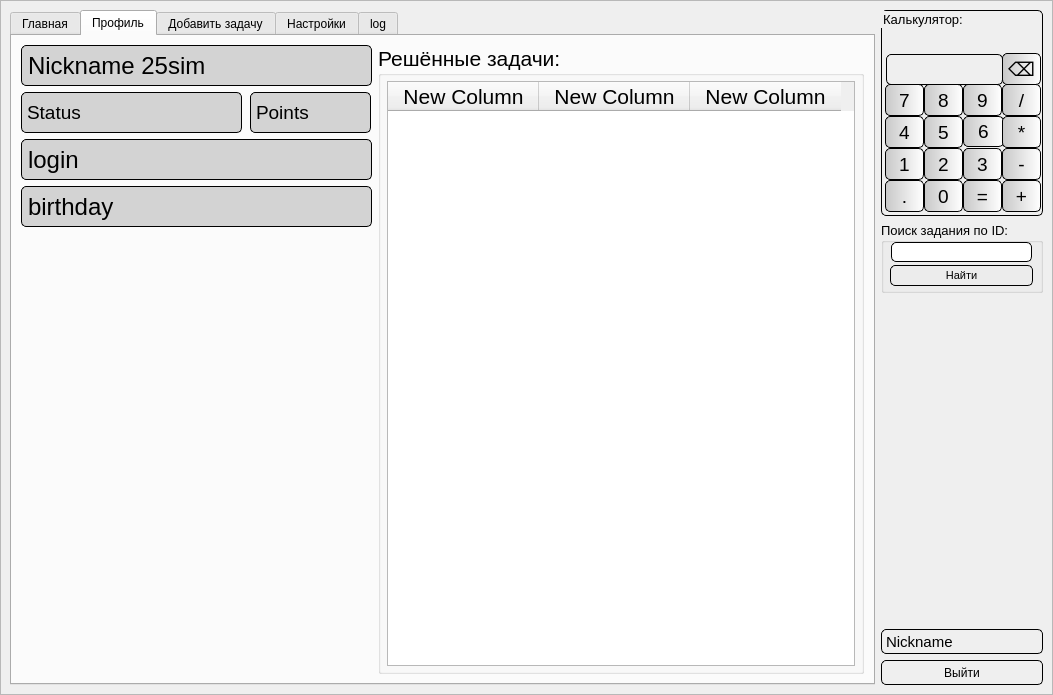
The window that data/ui/client.ui (TereDom/MathBattle) describes before a commit, drawn with Qt 5.
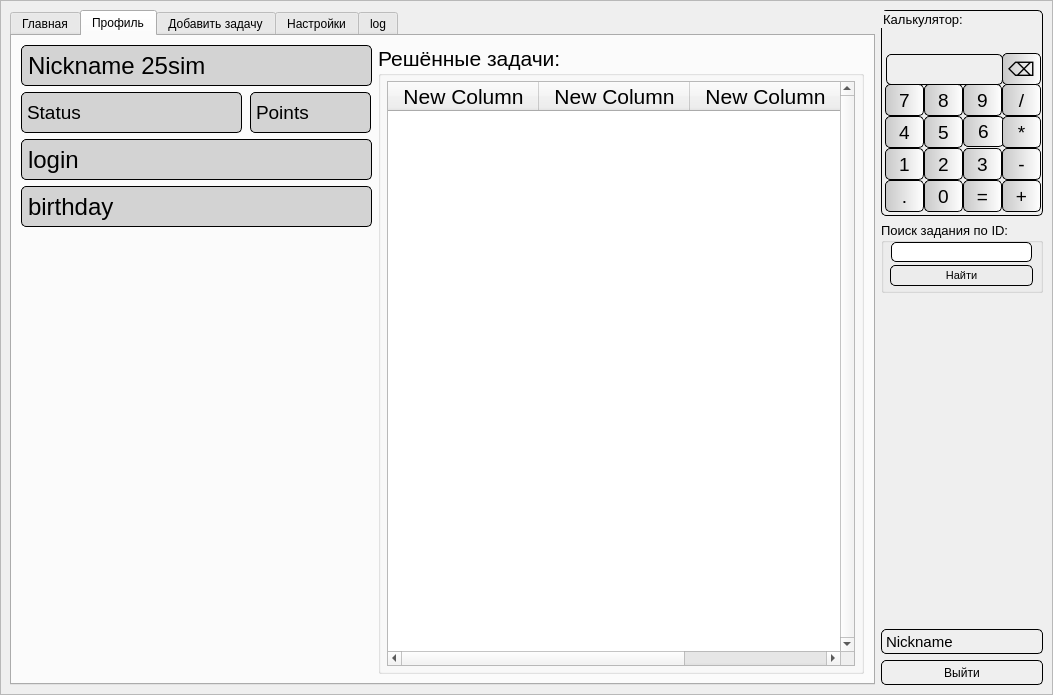
The same window after the commit. The open tabs and pages were chosen to show the change.

Commit message: Теперь в таблице decided_tasks всегда отображается вертикальный ScrollBar

The edit to the form file:
```diff
--- a/data/ui/client.ui
+++ b/data/ui/client.ui
@@ -1817,6 +1817,12 @@
                </property>
                <item row="0" column="0">
                 <widget class="QTableWidget" name="decidedTasks">
+                 <property name="verticalScrollBarPolicy">
+                  <enum>Qt::ScrollBarAlwaysOn</enum>
+                 </property>
+                 <property name="horizontalScrollBarPolicy">
+                  <enum>Qt::ScrollBarAsNeeded</enum>
+                 </property>
                  <attribute name="horizontalHeaderMinimumSectionSize">
                   <number>0</number>
                  </attribute>
```
The commit also changes 1 other file.
